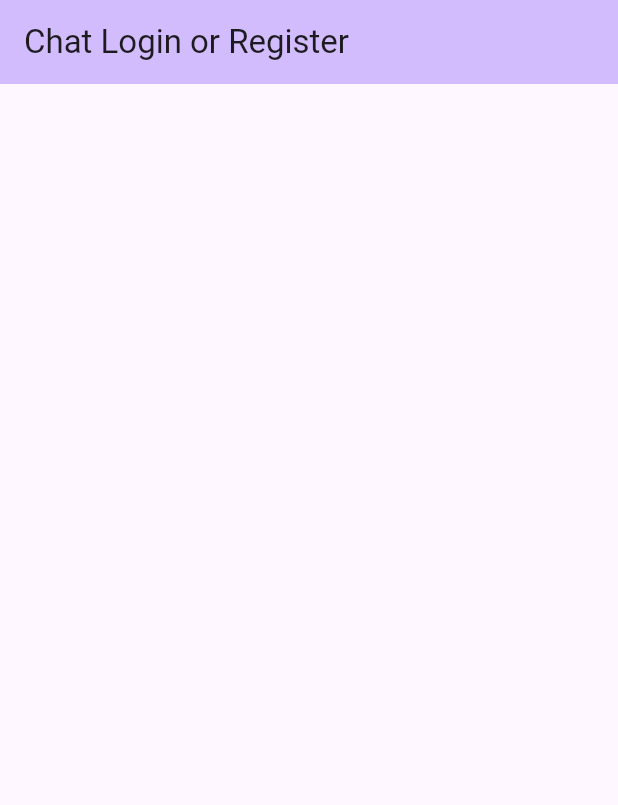
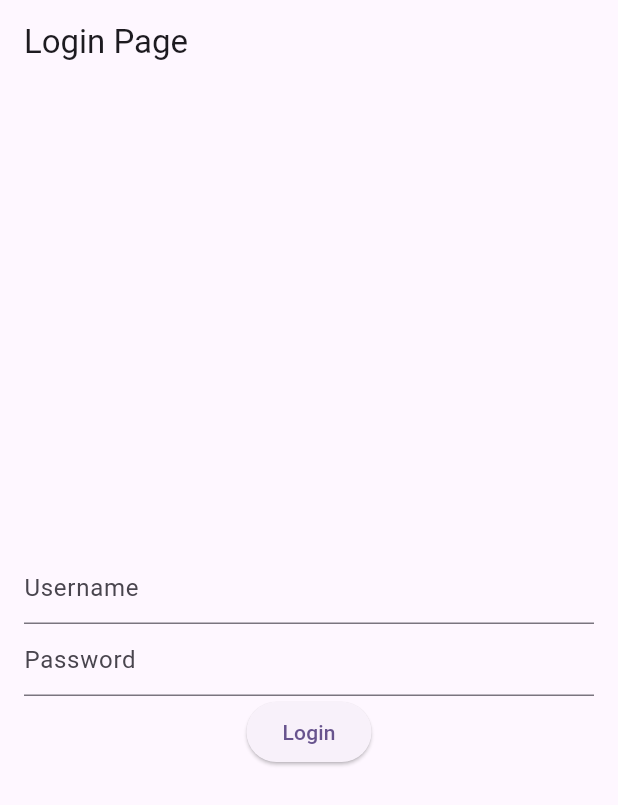
Before and after one commit to AP0me/flutterChat, a Flutter app: the MyHomePage screen opened directly, on a phone screen of 412 x 824 dp. Shown: the top 805 px of the screen. Run offline on Flutter 3.47's test engine with Material 3 defaults, Android fonts, the phone set to English and light mode, and no system bars; network calls fail.

Commit message:
login page

```diff
--- a/lib/login.dart
+++ b/lib/login.dart
@@ -1,15 +1,7 @@
-import 'package:flutter/cupertino.dart';
 import 'package:flutter/material.dart';
-import 'package:flutter/widgets.dart';
 
 void main() {
   runApp(const MyApp());
-}
-
-abstract class Server {
-  static String scheme = 'http';
-  static String host = 'localhost';
-  static int port = 3000;
 }
 
 class MyApp extends StatelessWidget {
@@ -18,12 +10,12 @@ class MyApp extends StatelessWidget {
   @override
   Widget build(BuildContext context) {
     return MaterialApp(
-      title: 'Flutter Chat',
+      title: 'Flutter Login',
       theme: ThemeData(
-        colorScheme: ColorScheme.fromSeed(seedColor: Colors.deepPurple),
+        colorScheme: ColorScheme.fromSeed(seedColor: Colors.blue),
         useMaterial3: true,
       ),
-      home: const MyHomePage(title: 'Chat Login or Register'),
+      home: const MyHomePage(title: 'Login Page'),
     );
   }
 }
@@ -31,19 +23,52 @@ class MyApp extends StatelessWidget {
 class MyHomePage extends StatefulWidget {
   final String title;
   const MyHomePage({super.key, required this.title});
+
   @override
-  State<MyHomePage> createState() => MyHomePageState();
+  State<MyHomePage> createState() => _MyHomePageState();
 }
 
-class MyHomePageState extends State<MyHomePage> {
+class _MyHomePageState extends State<MyHomePage> {
+  final TextEditingController _usernameController = TextEditingController();
+  final TextEditingController _passwordController = TextEditingController();
+
+  void _login() {
+    // Implement your login logic here
+    print('Login with username: ${_usernameController.text} and password: ${_passwordController.text}');
+  }
+
   @override
   Widget build(BuildContext context) {
     return Scaffold(
       appBar: AppBar(
-        backgroundColor: Theme.of(context).colorScheme.inversePrimary,
         title: Text(widget.title),
       ),
-      body: const Center(
+      body: Center(
+        child: Padding(
+          padding: const EdgeInsets.all(16.0),
+          child: Column(
+            mainAxisAlignment: MainAxisAlignment.center,
+            children: <Widget>[
+              TextField(
+                controller: _usernameController,
+                decoration: const InputDecoration(
+                  hintText: 'Username',
+                ),
+              ),
+              TextField(
+                controller: _passwordController,
+                decoration: const InputDecoration(
+                  hintText: 'Password',
+                ),
+                obscureText: true,
+              ),
+              ElevatedButton(
+                onPressed: _login,
+                child: const Text('Login'),
+              ),
+            ],
+          ),
+        ),
       ),
     );
   }
```
